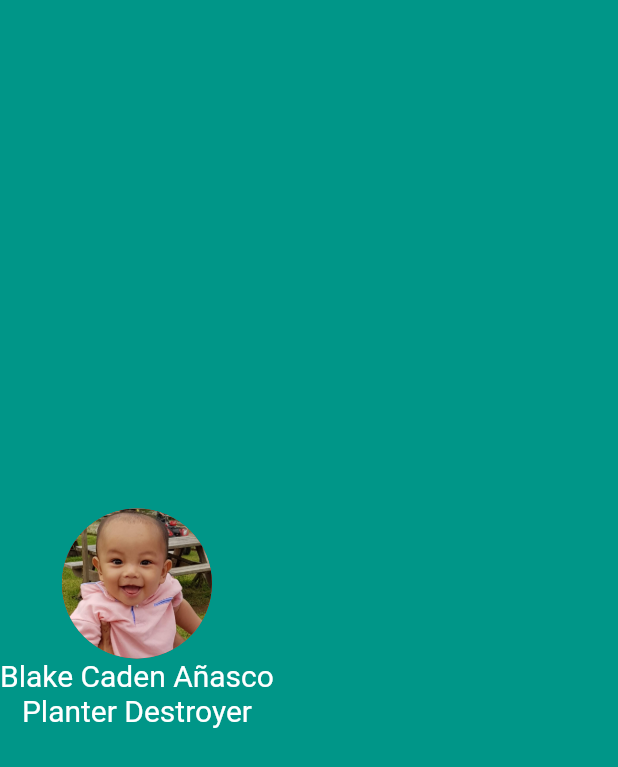
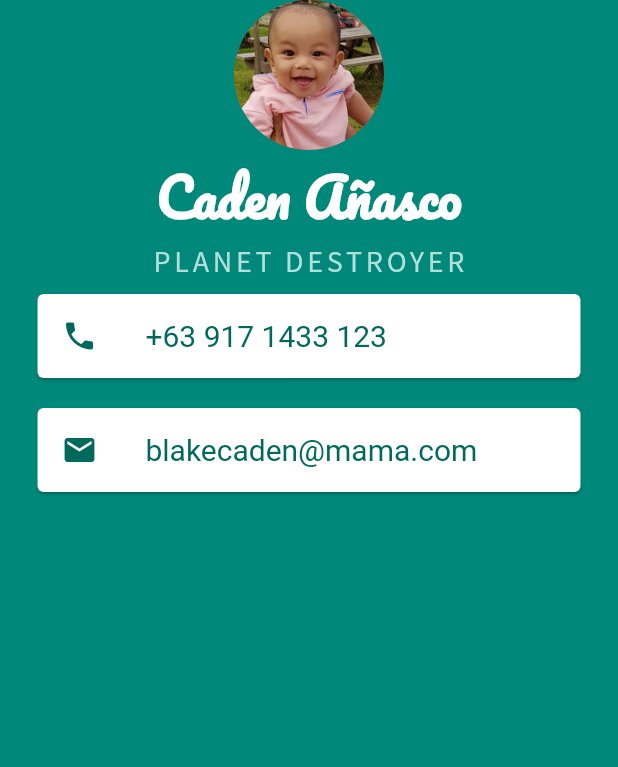
Before and after one commit to bertanasco/flutterathome, a Flutter app: the screen it shows after launch, on a phone screen of 412 x 824 dp. Shown: the top 767 px of the screen. Run offline on Flutter 3.47's test engine with Material 2 defaults, Android fonts, the phone set to English and light mode, and no system bars.

Commit message:
in progress blake's card

```diff
--- a/appbrewery/section_06/mi_card_flutter/lib/main.dart
+++ b/appbrewery/section_06/mi_card_flutter/lib/main.dart
@@ -9,7 +9,7 @@ class MyApp extends StatelessWidget {
   Widget build(BuildContext context) {
     return MaterialApp(
       home: Scaffold(
-          backgroundColor: Colors.teal,
+          backgroundColor: Colors.teal.shade600,
           body: SafeArea(
             child: Column(
               children: <Widget>[
@@ -19,21 +19,64 @@ class MyApp extends StatelessWidget {
                   radius: 50,
                 ),
                 Text(
-                  'Blake Caden Añasco',
+                  'Caden Añasco',
                   style: TextStyle(
                     color: Colors.white,
-                    fontSize: 20,
+                    fontSize: 35,
+                    fontFamily: 'Pacifico',
+                    fontWeight: FontWeight.bold,
                   ),
                 ),
                 Text(
-                  'Planter Destroyer',
+                  'PLANET DESTROYER',
                   style: TextStyle(
-                    color: Colors.white,
+                    color: Colors.teal.shade100,
+                    fontFamily: 'SourceSansPro',
                     fontSize: 20,
+                    letterSpacing: 2.5,
+                  ),
+                ),
+                Card(
+                  color: Colors.white,
+                  margin: EdgeInsets.symmetric(
+                    vertical: 10,
+                    horizontal: 25,
+                  ),
+                  child: ListTile(
+                    leading: Icon(
+                      Icons.phone,
+                      color: Colors.teal.shade800,
+                    ),
+                    title: Text(
+                      '+63 917 1433 123',
+                      style: TextStyle(
+                        fontSize: 20,
+                        color: Colors.teal.shade800,
+                      ),
+                    ),
+                  ),
+                ),
+                Card(
+                  color: Colors.white,
+                  margin: EdgeInsets.symmetric(
+                    vertical: 10,
+                    horizontal: 25,
+                  ),
+                  child: ListTile(
+                    leading: Icon(
+                      Icons.email,
+                      color: Colors.teal.shade800,
+                    ),
+                    title: Text(
+                      'blakecaden@mama.com',
+                      style: TextStyle(
+                        fontSize: 20,
+                        color: Colors.teal.shade800,
+                      ),
+                    ),
                   ),
                 ),
               ],
-              mainAxisAlignment: MainAxisAlignment.center,
             ),
           )),
     );
```
Also changed, not shown: appbrewery/section_06/mi_card_flutter/pubspec.yaml (+9 -0 lines), appbrewery/section_06/mi_card_flutter/fonts/Pacifico-Regular.ttf (added), appbrewery/section_06/mi_card_flutter/fonts/SourceSansPro-Regular.ttf (added).
